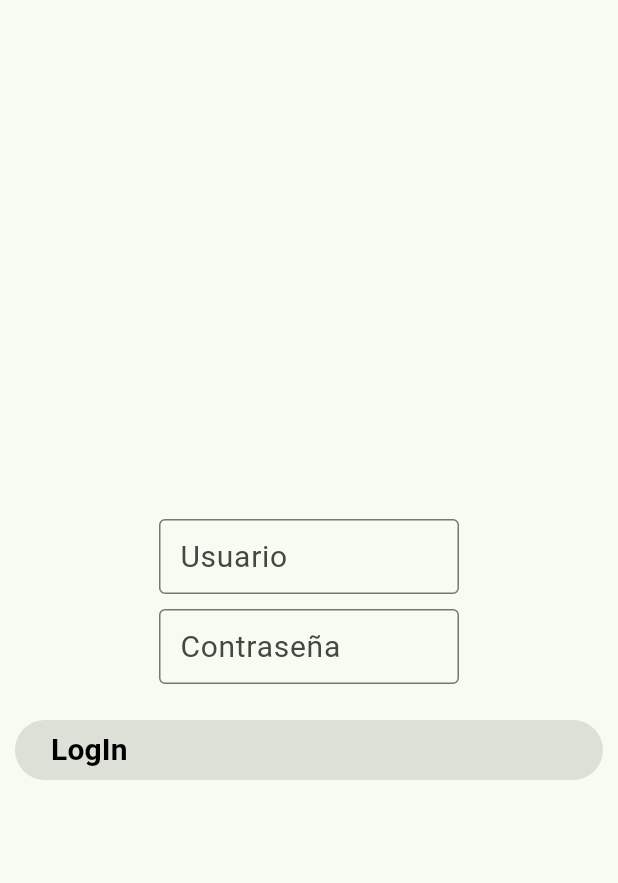
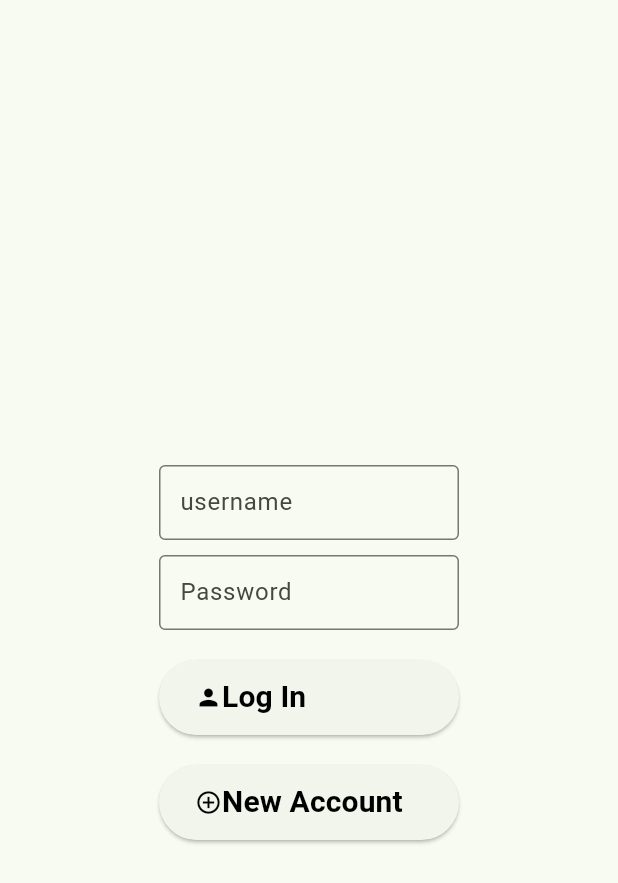
Before and after one commit to sergiorg03/ToDo, a Flutter app: the screen it shows after launch, on a phone screen of 412 x 824 dp. Shown: the top 883 px of the screen. Run offline on Flutter 3.47's test engine with Material 3 defaults, Android fonts, the phone set to English and light mode, and no system bars.

Commit message:
Done the login page

```diff
--- a/todo_list/lib/DataBaseController.dart
+++ b/todo_list/lib/DataBaseController.dart
@@ -1,4 +1,17 @@
+// Se importan las librerias necesarias
+import 'Utilities.dart';
+import 'package:http/http.dart' as http;
+import 'dart:convert';
+import 'dart:async';
+
 class DataBaseController{
 
+  Utilities u = Utilities();
 
+  /// Metodo que realiza la petición a la api para hacer el login
+  /// @param us {String} -- Usuario con el que realizar login
+  /// @param pass {String} -- Contraseña de la cuenta en formato Hash MD5
+  void login (String us, String pass){
+
+  }
 }
--- a/todo_list/lib/main.dart
+++ b/todo_list/lib/main.dart
@@ -2,6 +2,9 @@ import 'dart:developer';
 //import 'dart:ffi';
 
 import 'package:flutter/material.dart';
+import 'DataBaseController.dart';
+import 'Utilities.dart';
+import 'CreateAccount.dart';
 
 void main() {
   runApp(const MyApp());
@@ -16,40 +19,17 @@ class MyApp extends StatelessWidget {
     return MaterialApp(
       title: 'ToDo',
       theme: ThemeData(
-        // This is the theme of your application.
-        //
-        // TRY THIS: Try running your application with "flutter run". You'll see
-        // the application has a purple toolbar. Then, without quitting the app,
-        // try changing the seedColor in the colorScheme below to Colors.green
-        // and then invoke "hot reload" (save your changes or press the "hot
-        // reload" button in a Flutter-supported IDE, or press "r" if you used
-        // the command line to start the app).
-        //
-        // Notice that the counter didn't reset back to zero; the application
-        // state is not lost during the reload. To reset the state, use hot
-        // restart instead.
-        //
-        // This works for code too, not just values: Most code changes can be
-        // tested with just a hot reload.
         colorScheme: ColorScheme.fromSeed(seedColor: Colors.green),
         useMaterial3: true,
       ),
       home: const MyHomePage(title: 'ToDo'),
+      debugShowCheckedModeBanner: false,
     );
   }
 }
 
 class MyHomePage extends StatefulWidget {
   const MyHomePage({super.key, required this.title});
-
-  // This widget is the home page of your application. It is stateful, meaning
-  // that it has a State object (defined below) that contains fields that affect
-  // how it looks.
-
-  // This class is the configuration for the state. It holds the values (in this
-  // case the title) provided by the parent (in this case the App widget) and
-  // used by the build method of the State. Fields in a Widget subclass are
-  // always marked "final".
 
   final String title;
 
@@ -58,57 +38,27 @@ class MyHomePage extends StatefulWidget {
 }
 
 class _MyHomePageState extends State<MyHomePage> {
-  late String username;
-
-  void login() {
-    setState(() {
-      /**
-       * Realiza la lógica de inicio de sesión aquí
-       * (por ejemplo, verificación de credenciales, etc.)
-       */
-      print('Realizando lógica de inicio de sesión...');
-    });
-  }
+  Utilities u = Utilities();
+  DataBaseController dbc = DataBaseController();
+  final usernameController = TextEditingController();
+  final contraController = TextEditingController();
 
   @override
   Widget build(BuildContext context) {
-    // This method is rerun every time setState is called, for instance as done
-    // by the _incrementCounter method above.
-    //
-    // The Flutter framework has been optimized to make rerunning build methods
-    // fast, so that you can just rebuild anything that needs updating rather
-    // than having to individually change instances of widgets.
+
     return Scaffold(
       appBar: AppBar(
-        // TRY THIS: Try changing the color here to a specific color (to
-        // Colors.amber, perhaps?) and trigger a hot reload to see the AppBar
-        // change color while the other colors stay the same.
-        //backgroundColor: Theme.of(context).colorScheme.inversePrimary,
-        // Here we take the value from the MyHomePage object that was created by
-        // the App.build method, and use it to set our appbar title.
+
         //title: Text(widget.title),
       ),
-      body: const Center(
-        // Center is a layout widget. It takes a single child and positions it
-        // in the middle of the parent.
+      body: Center(
         child: Column(
-          // Column is also a layout widget. It takes a list of children and
-          // arranges them vertically. By default, it sizes itself to fit its
-          // children horizontally, and tries to be as tall as its parent.
-          //
-          // Column has various properties to control how it sizes itself and
-          // how it positions its children. Here we use mainAxisAlignment to
-          // center the children vertically; the main axis here is the vertical
-          // axis because Columns are vertical (the cross axis would be
-          // horizontal).
-          //
-          // TRY THIS: Invoke "debug painting" (choose the "Toggle Debug Paint"
-          // action in the IDE, or press "p" in the console), to see the
-          // wireframe for each widget.
           mainAxisAlignment: MainAxisAlignment.center,
           children: <Widget>[
 
-            SizedBox( key: Key("usuario"),
+        Padding(
+          padding: EdgeInsets.all(0),
+          child: SizedBox( key: Key("usuario"),
               width: 200,
               height: 50,
               child: TextField(
@@ -116,13 +66,13 @@ class _MyHomePageState extends State<MyHomePage> {
                 style: TextStyle(fontSize: 20),
                 decoration: InputDecoration(border: OutlineInputBorder(),
                     contentPadding: EdgeInsets.all(10),
-                    hintText: "Usuario",
-
+                    labelText: "username"
                 ),
                 maxLines: 1,
-
+                controller: usernameController,
               ),
             ),
+        ),
             // Cuadro de texto de la contraseña
             Padding(
               padding: EdgeInsets.all(10),
@@ -135,10 +85,11 @@ class _MyHomePageState extends State<MyHomePage> {
                           style: TextStyle(fontSize: 20),
                           decoration: InputDecoration(border: OutlineInputBorder(),
                               contentPadding: EdgeInsets.all(10),
-                            hintText: "Contraseña",
+                            labelText: "Password",
 
                           ),
                           maxLines: 1,
+                          controller: contraController,
                         ),
                       ),
             ),
@@ -147,15 +98,65 @@ class _MyHomePageState extends State<MyHomePage> {
               padding: EdgeInsets.all(10),
               child: ElevatedButton (
                 key: Key("LogInButton"),
-                onPressed: null,// CAMBIAR FUNCIONALIDAD BOTON
+                onPressed: () {
+                  // Obtenemos los valores de los cuadros de texto
+                  String username = usernameController.text;
+                  String pass = contraController.text;
+                  // Comprobamos que tengan texto
+                  if(u.contieneTexto(username) && u.contieneTexto(pass)){
+                    dbc.login(username, u.cadToMD5(pass));
+                  }else{
+                    u.mostrarAlertas(context);
+                  }
+                },
                 child: Row(
                   children: [
-                    /*Icon(
-                      Icons.lock,
-                      color: Colors.lightBlueAccent,
-                    ),*/
+                    Icon(
+                      Icons.person,
+                      color: Colors.black,
+                    ),
                     Text(
-                      "LogIn",
+                      "Log In",
+                      style: TextStyle(
+                        color: Colors.black,
+                        fontSize: 20,
+                        fontWeight: FontWeight.bold,
+                      ),
+                    ),
+                  ],
+                ),
+                style: ButtonStyle(
+                  fixedSize: MaterialStateProperty.all<Size>(
+                    Size(200.0, 50.0),
+                  ),
+                ),
+              ),
+            ),
+            // Boton Crear Cuenta
+            Padding(
+              padding: EdgeInsets.all(10),
+              child: ElevatedButton (
+                key: Key("SingUp"),
+                onPressed: () {
+                  // Nos dirigimos a la pantalla de creacion de cuenta
+                  Navigator.push(
+                    context,
+                    MaterialPageRoute(builder: (context) => CreateAccount()),
+                  );
+                },
+                style: ButtonStyle(
+                  fixedSize: MaterialStateProperty.all<Size>(
+                    Size(200.0, 50.0),
+                  ),
+                ),
+                child: Row(
+                  children: [
+                    Icon(
+                      Icons.add_circle_outline,
+                      color: Colors.black,
+                    ),
+                    Text(
+                      "New Account",
                       style: TextStyle(
                         color: Colors.black,
                         fontSize: 20,
@@ -169,12 +170,6 @@ class _MyHomePageState extends State<MyHomePage> {
           ],
         ),
       ),
-     /*floatingActionButton: FloatingActionButton(
-        key: Key("LogInButton"),
-        onPressed: login,
-        tooltip: 'LogIn',
-        child: const Text("LogIn"),
-      ),*/
     );
   }
 }
--- a/todo_list/pubspec.yaml
+++ b/todo_list/pubspec.yaml
@@ -30,11 +30,14 @@ environment:
 dependencies:
   flutter:
     sdk: flutter
+  crypto: ^3.0.1
 
 
   # The following adds the Cupertino Icons font to your application.
   # Use with the CupertinoIcons class for iOS style icons.
   cupertino_icons: ^1.0.2
+
+  http: any
 
 dev_dependencies:
   flutter_test:
```
Also changed, not shown: todo_list/lib/CreateAccount.dart (added, +15 -0 lines), todo_list/lib/Utilities.dart (+55 -2 lines), todo_list/pubspec.lock.
